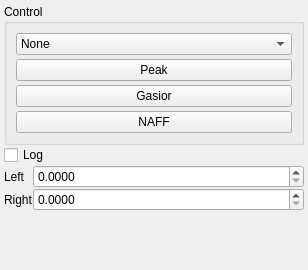
Qt form ControlWidget.ui (Snake9889/MultiTune) before a commit.
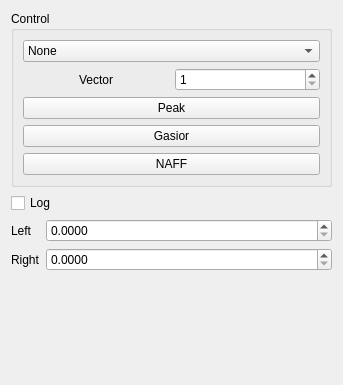
The same form after that commit.

The edit to the form file:
```diff
--- a/ControlWidget.ui
+++ b/ControlWidget.ui
@@ -6,8 +6,8 @@
    <rect>
     <x>0</x>
     <y>0</y>
-    <width>308</width>
-    <height>270</height>
+    <width>343</width>
+    <height>385</height>
    </rect>
   </property>
   <property name="sizePolicy">
@@ -19,39 +19,13 @@
   <property name="windowTitle">
    <string>Form</string>
   </property>
-  <layout class="QVBoxLayout" name="verticalLayout_3" stretch="0">
-   <property name="spacing">
-    <number>2</number>
-   </property>
-   <property name="leftMargin">
-    <number>4</number>
-   </property>
-   <property name="topMargin">
-    <number>4</number>
-   </property>
-   <property name="rightMargin">
-    <number>4</number>
-   </property>
-   <property name="bottomMargin">
-    <number>4</number>
-   </property>
-   <item>
     <layout class="QVBoxLayout" name="verticalLayout_2">
-     <property name="spacing">
-      <number>0</number>
-     </property>
-     <property name="sizeConstraint">
-      <enum>QLayout::SetDefaultConstraint</enum>
-     </property>
      <item>
       <widget class="QGroupBox" name="groupBox">
        <property name="title">
         <string>Control</string>
        </property>
        <layout class="QVBoxLayout" name="verticalLayout">
-        <property name="spacing">
-         <number>4</number>
-        </property>
         <item>
          <widget class="QComboBox" name="checkWindowBox">
           <item>
@@ -71,6 +45,30 @@
           </item>
          </widget>
         </item>
+      <item>
+       <layout class="QHBoxLayout" name="horizontalLayout">
+        <item>
+         <widget class="QLabel" name="sing_label">
+          <property name="text">
+           <string>Vector</string>
+          </property>
+          <property name="alignment">
+           <set>Qt::AlignCenter</set>
+          </property>
+         </widget>
+        </item>
+        <item>
+         <widget class="QSpinBox" name="singularSBox">
+          <property name="minimum">
+           <number>1</number>
+          </property>
+          <property name="maximum">
+           <number>16</number>
+          </property>
+         </widget>
+        </item>
+       </layout>
+      </item>
         <item>
          <widget class="QPushButton" name="usePeakBtn">
           <property name="text">
@@ -176,24 +174,6 @@
           <double>0.001000000000000</double>
          </property>
         </widget>
-       </item>
-      </layout>
-     </item>
-     <item>
-      <spacer name="verticalSpacer">
-       <property name="orientation">
-        <enum>Qt::Vertical</enum>
-       </property>
-       <property name="sizeType">
-        <enum>QSizePolicy::Minimum</enum>
-       </property>
-       <property name="sizeHint" stdset="0">
-        <size>
-         <width>20</width>
-         <height>6</height>
-        </size>
-       </property>
-      </spacer>
      </item>
     </layout>
    </item>
```
Lines whose indentation alone changed are shown as unchanged.
